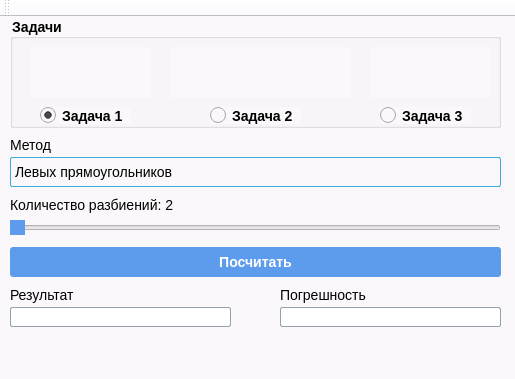
This is ParaNP/mainwindow.ui in KnsRoo/Parallel-numerical as Qt 5 draws it before an edit. The edited form follows.
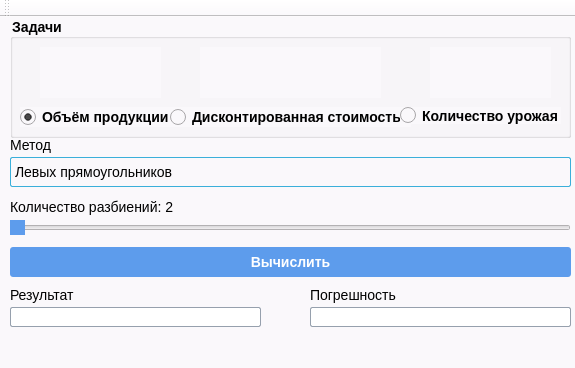
This is the edited form. Icons and pictures are not drawn.

The edit to the form file:
```diff
--- a/ParaNP/mainwindow.ui
+++ b/ParaNP/mainwindow.ui
@@ -6,10 +6,16 @@
    <rect>
     <x>0</x>
     <y>0</y>
-    <width>515</width>
-    <height>379</height>
+    <width>575</width>
+    <height>368</height>
    </rect>
   </property>
+  <property name="maximumSize">
+   <size>
+    <width>575</width>
+    <height>368</height>
+   </size>
+  </property>
   <property name="windowTitle">
    <string>Решение экономических задач параллельными численными методами</string>
   </property>
@@ -22,7 +28,7 @@
      <rect>
       <x>10</x>
       <y>230</y>
-      <width>491</width>
+      <width>561</width>
       <height>30</height>
      </rect>
     </property>
@@ -53,7 +59,7 @@
 }</string>
     </property>
     <property name="text">
-     <string>Посчитать</string>
+     <string>Вычислить</string>
     </property>
    </widget>
    <widget class="QComboBox" name="method">
@@ -61,7 +67,7 @@
      <rect>
       <x>10</x>
       <y>140</y>
-      <width>491</width>
+      <width>561</width>
       <height>30</height>
      </rect>
     </property>
@@ -136,7 +142,7 @@
      <rect>
       <x>10</x>
       <y>290</y>
-      <width>221</width>
+      <width>251</width>
       <height>20</height>
      </rect>
     </property>
@@ -158,9 +164,9 @@
    <widget class="QLineEdit" name="gamma">
     <property name="geometry">
      <rect>
-      <x>280</x>
+      <x>310</x>
       <y>290</y>
-      <width>221</width>
+      <width>261</width>
       <height>20</height>
      </rect>
     </property>
@@ -202,7 +208,7 @@
    <widget class="QLabel" name="label_2">
     <property name="geometry">
      <rect>
-      <x>280</x>
+      <x>310</x>
       <y>270</y>
       <width>101</width>
       <height>16</height>
@@ -224,8 +230,8 @@
      <rect>
       <x>10</x>
       <y>180</y>
-      <width>491</width>
-      <height>16</height>
+      <width>561</width>
+      <height>20</height>
      </rect>
     </property>
     <property name="styleSheet">
@@ -244,7 +250,7 @@
      <rect>
       <x>10</x>
       <y>200</y>
-      <width>491</width>
+      <width>561</width>
       <height>22</height>
      </rect>
     </property>
@@ -303,8 +309,8 @@
      <rect>
       <x>10</x>
       <y>0</y>
-      <width>491</width>
-      <height>111</height>
+      <width>561</width>
+      <height>121</height>
      </rect>
     </property>
     <property name="styleSheet">
@@ -320,10 +326,10 @@
     <widget class="QRadioButton" name="f">
      <property name="geometry">
       <rect>
-       <x>30</x>
+       <x>10</x>
        <y>90</y>
-       <width>91</width>
-       <height>17</height>
+       <width>161</width>
+       <height>20</height>
       </rect>
      </property>
      <property name="styleSheet">
@@ -363,7 +369,7 @@
 }</string>
      </property>
      <property name="text">
-      <string>Задача 1</string>
+      <string>Объём продукции</string>
      </property>
      <property name="checked">
       <bool>true</bool>
@@ -372,10 +378,10 @@
     <widget class="QRadioButton" name="k">
      <property name="geometry">
       <rect>
-       <x>200</x>
+       <x>160</x>
        <y>90</y>
-       <width>91</width>
-       <height>17</height>
+       <width>241</width>
+       <height>20</height>
       </rect>
      </property>
      <property name="styleSheet">
@@ -415,15 +421,15 @@
 }</string>
      </property>
      <property name="text">
-      <string>Задача 2</string>
+      <string>Дисконтированная стоимость</string>
      </property>
     </widget>
     <widget class="QRadioButton" name="g">
      <property name="geometry">
       <rect>
-       <x>370</x>
+       <x>390</x>
        <y>90</y>
-       <width>91</width>
+       <width>161</width>
        <height>17</height>
       </rect>
      </property>
@@ -464,13 +470,13 @@
 }</string>
      </property>
      <property name="text">
-      <string>Задача 3</string>
+      <string>Количество урожая</string>
      </property>
     </widget>
     <widget class="QLabel" name="label_3">
      <property name="geometry">
       <rect>
-       <x>20</x>
+       <x>30</x>
        <y>30</y>
        <width>121</width>
        <height>51</height>
@@ -486,7 +492,7 @@
     <widget class="QLabel" name="label_4">
      <property name="geometry">
       <rect>
-       <x>160</x>
+       <x>190</x>
        <y>30</y>
        <width>181</width>
        <height>51</height>
@@ -502,7 +508,7 @@
     <widget class="QLabel" name="label_5">
      <property name="geometry">
       <rect>
-       <x>360</x>
+       <x>420</x>
        <y>30</y>
        <width>121</width>
        <height>51</height>
```
Left out of the diff: 2 changed lines with no effect on the pictures.
